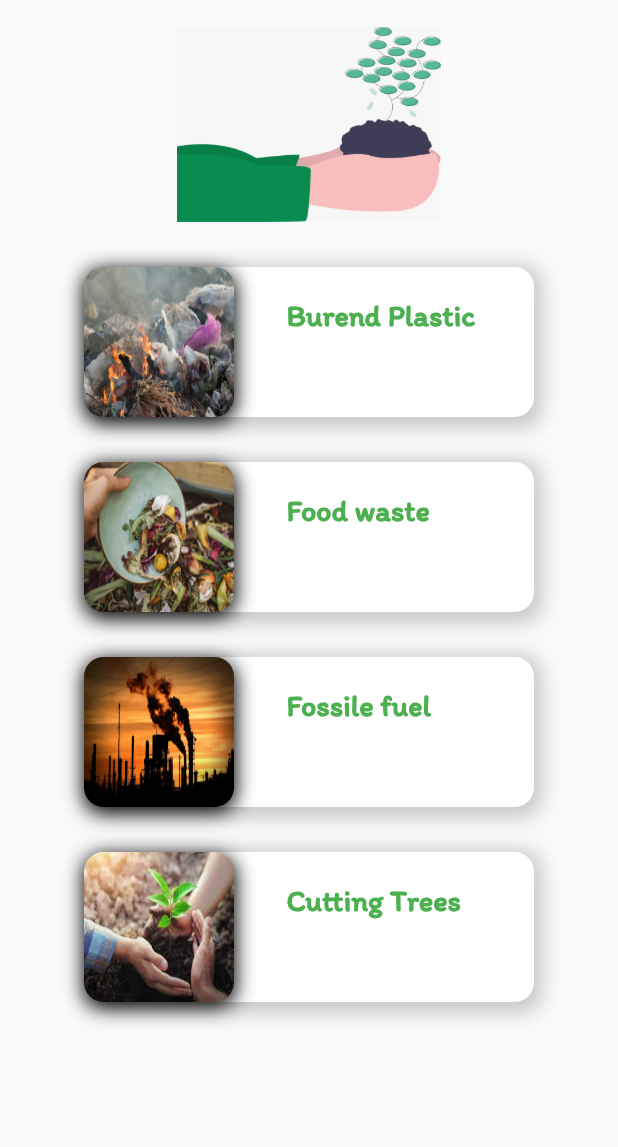
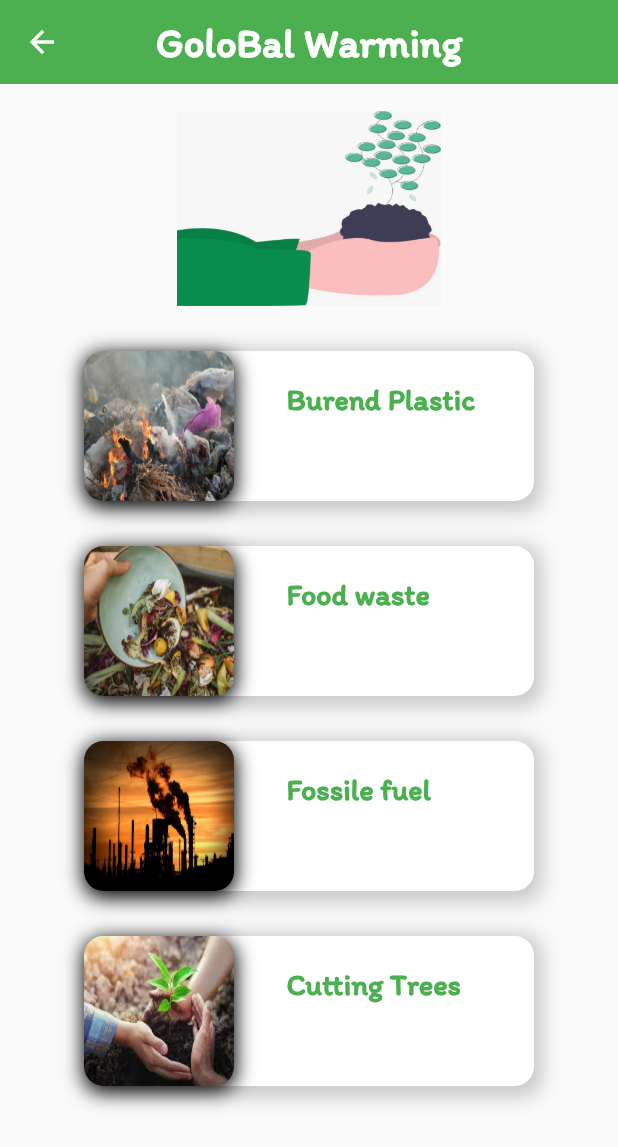
Before and after one commit to Yiyi-kim/Ecological, a Flutter app: the Read screen opened directly, on a phone screen of 412 x 824 dp. Shown: the top 1147 px of the screen. Run offline on Flutter 3.47's test engine with Material 2 defaults, Android fonts, the phone set to English and light mode, and no system bars; our stand-ins replace get.

Commit message:
Appbar(Seo)

```diff
--- a/lib/read.dart
+++ b/lib/read.dart
@@ -11,7 +11,23 @@ class Read extends StatefulWidget {
 class _ReadState extends State<Read> {
   @override
   Widget build(BuildContext context) {
-    return ListView(
+    return Scaffold(
+      appBar: AppBar(
+        title: const
+        Text(
+          'GoloBal Warming',
+          style: TextStyle(
+            color: Colors.white,
+            fontSize: 27,
+            fontWeight: FontWeight.bold,
+            fontFamily: 'itim'
+          ),
+        ),
+        centerTitle: true,
+        backgroundColor: Colors.green,
+        elevation: 0
+      ),
+      body: ListView(
         padding: const EdgeInsets.all(8),
         children: <Widget>[
           Column(
@@ -205,6 +221,7 @@ class _ReadState extends State<Read> {
               ]
           )
         ],
+      ),
     );
   }
 }
```
Also changed, not shown: lib/info.dart (+18 -1 lines). Lines whose indentation alone changed are shown as unchanged.
